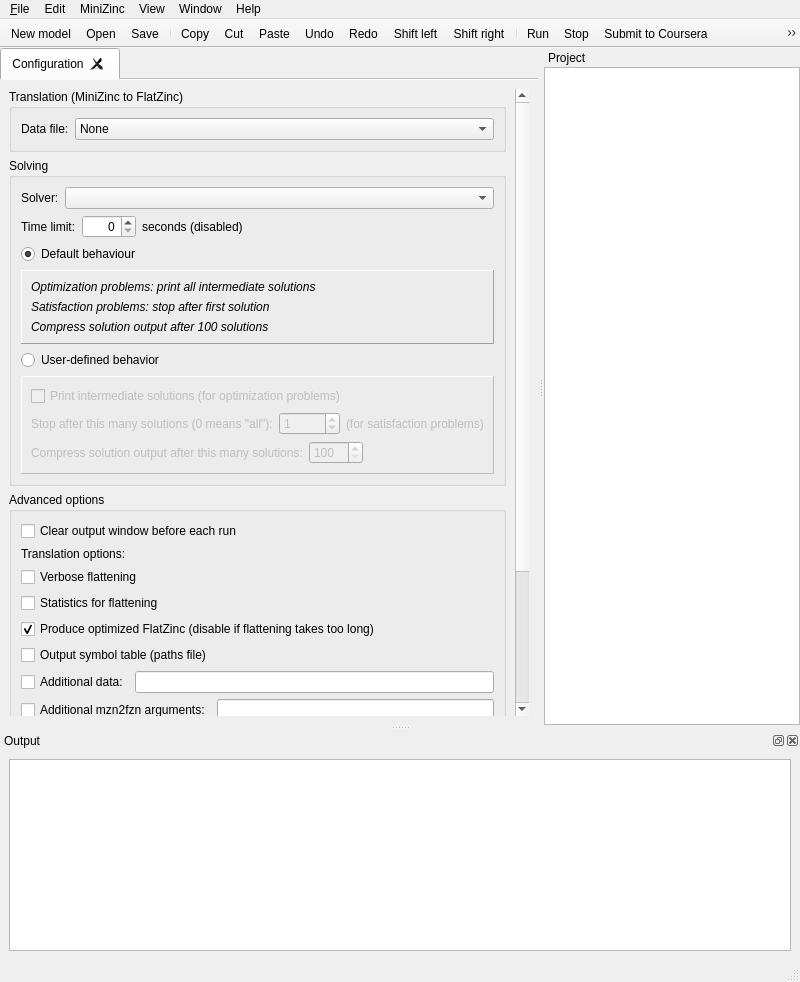
MiniZinc/MiniZincIDE, file MiniZincIDE/mainwindow.ui: the form before one commit.
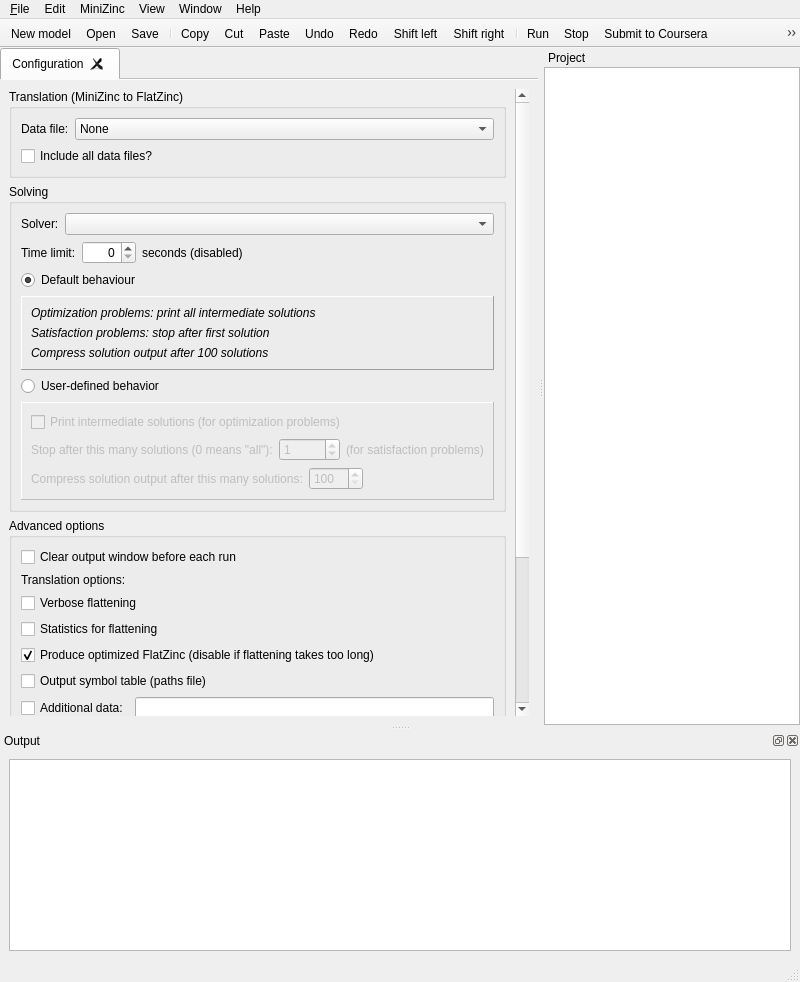
The form after the commit. Icons and pictures are not drawn. Custom widgets are drawn as their Qt base class.

Commit message: %mzn-html-start/end support, temporary allData support

Diff of the .ui file:
```diff
--- a/MiniZincIDE/mainwindow.ui
+++ b/MiniZincIDE/mainwindow.ui
@@ -141,6 +141,13 @@
                   </widget>
                  </item>
                 </layout>
+              </item>
+              <item>
+                  <widget class="QCheckBox" name="conf_all_data">
+                   <property name="text">
+                    <string>Include all data files?</string>
+                   </property>
+                 </widget>
                </item>
               </layout>
              </widget>
```
The commit also changes 4 other files.
